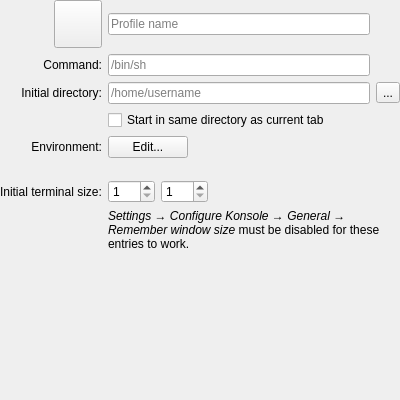
KDE/konsole, file src/EditProfileGeneralPage.ui: the form before one commit.
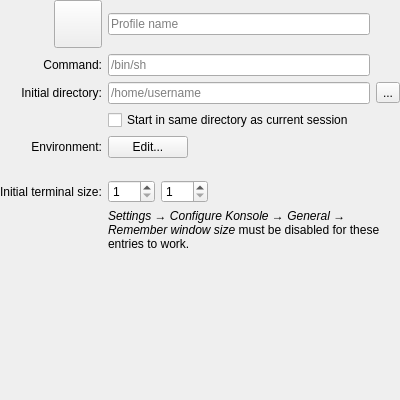
The form after the commit. Custom widgets are drawn as their Qt base class.

Commit message:
Change option label in Edit Profile Dialog
Since the option applies also for new windows and splits, "session" is
more appropriate.

GUI:

```diff
--- a/src/EditProfileGeneralPage.ui
+++ b/src/EditProfileGeneralPage.ui
@@ -152,7 +152,7 @@
      <item row="3" column="1" colspan="2">
       <widget class="QCheckBox" name="startInSameDirButton">
        <property name="text">
-        <string>Start in same directory as current tab</string>
+        <string>Start in same directory as current session</string>
        </property>
       </widget>
      </item>
```
